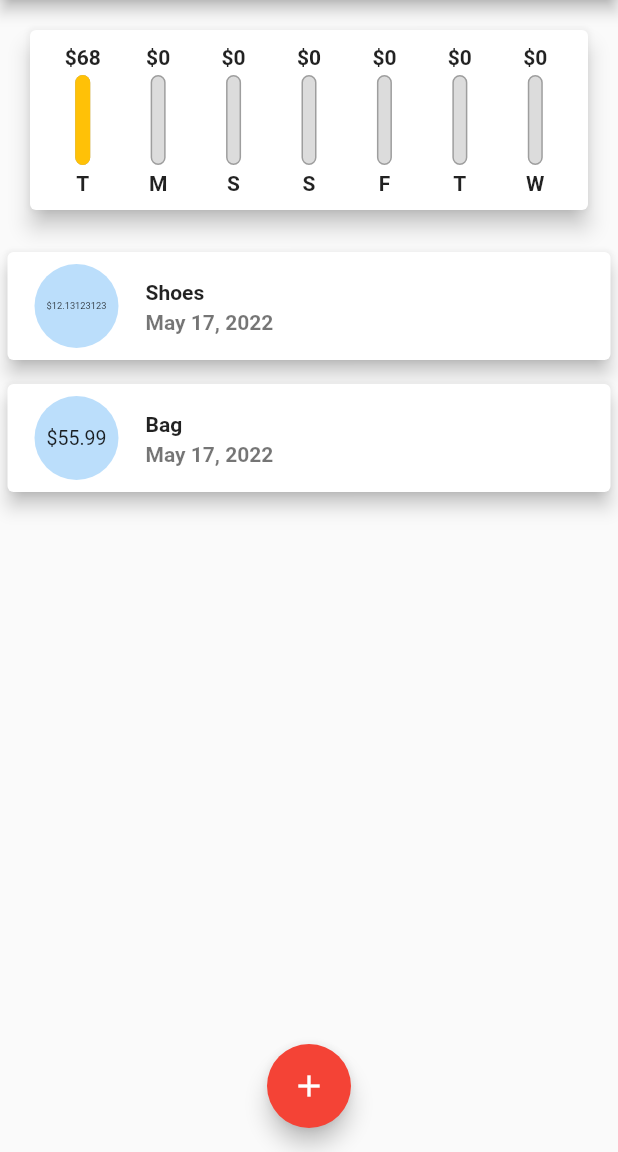
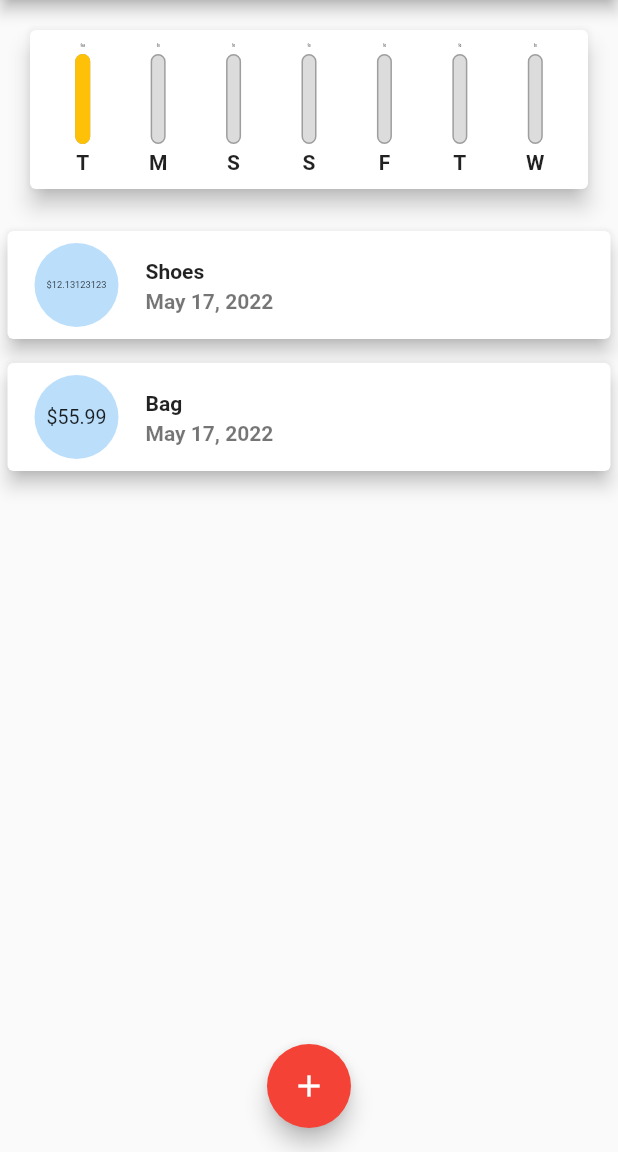
Before and after one commit to cheers-2/personal_expenses, a Flutter app: the screen it shows after launch, on a phone screen of 412 x 824 dp, the part 84-1236 px from its top. Run offline on Flutter 3.47's test engine with Material 2 defaults, Android fonts, the phone set to English and light mode, and no system bars; Roboto replaces fonts that are missing (OpenSans, Quicksand).

Commit message:
fix chart height

```diff
--- a/lib/widgets/bar_chart.dart
+++ b/lib/widgets/bar_chart.dart
@@ -13,8 +13,11 @@ class ChartBar extends StatelessWidget {
   Widget build(BuildContext context) {
     return Column(
       children: <Widget>[
-        FittedBox(
-          child: Text('\$${spendingAMount.toStringAsFixed(0)}'),
+        SizedBox(
+          height: 2,
+          child: FittedBox(
+            child: Text('\$${spendingAMount.toStringAsFixed(0)}'),
+          ),
         ),
         const SizedBox(height: 4),
         SizedBox(
```
